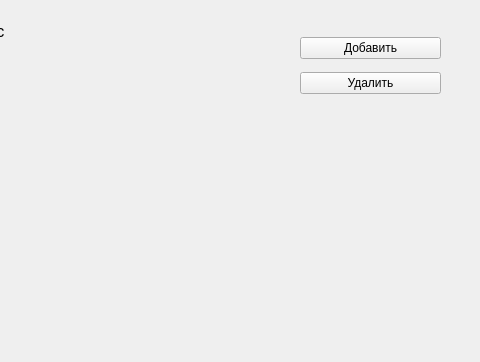
Before: the Qt Designer form mainwindow.ui in vernolll/The-bank-s-application, drawn with Qt 5; both pictures show x 320 to 800 and y 0 to 362 of the 800 by 600 pixel window.
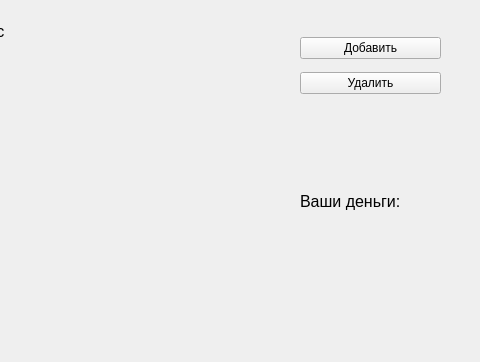
After: the same form once the commit is applied. Custom widgets are drawn as their Qt base class.

Patch:
```diff
--- a/mainwindow.ui
+++ b/mainwindow.ui
@@ -117,6 +117,32 @@
        <string>Советы:</string>
       </property>
      </widget>
+     <widget class="QLabel" name="label_balance">
+      <property name="geometry">
+       <rect>
+        <x>660</x>
+        <y>220</y>
+        <width>81</width>
+        <height>16</height>
+       </rect>
+      </property>
+      <property name="text">
+       <string/>
+      </property>
+     </widget>
+     <widget class="QLabel" name="label_5">
+      <property name="geometry">
+       <rect>
+        <x>620</x>
+        <y>190</y>
+        <width>125</width>
+        <height>24</height>
+       </rect>
+      </property>
+      <property name="text">
+       <string>&lt;html&gt;&lt;head/&gt;&lt;body&gt;&lt;p&gt;&lt;span style=&quot; font-size:12pt;&quot;&gt;Ваши деньги:&lt;/span&gt;&lt;/p&gt;&lt;/body&gt;&lt;/html&gt;</string>
+      </property>
+     </widget>
     </widget>
    </widget>
   </widget>
```
